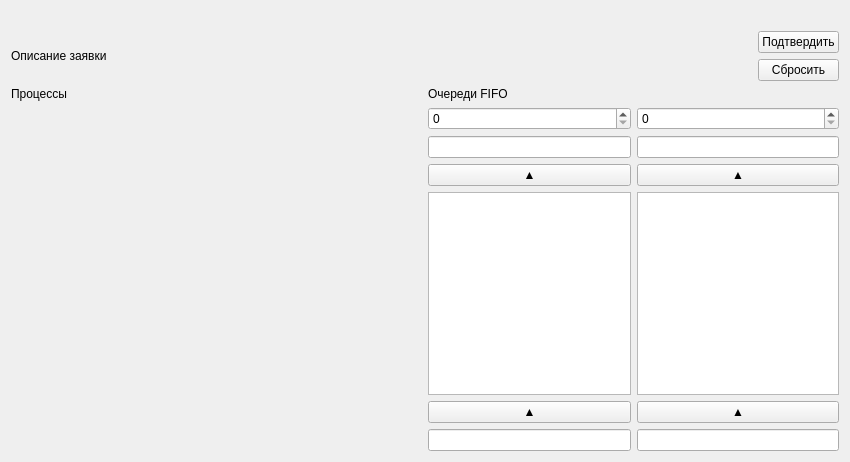
The window that dispatcher/processestask.ui (alirzaev/dispatcher) describes before a commit, drawn with Qt 5.
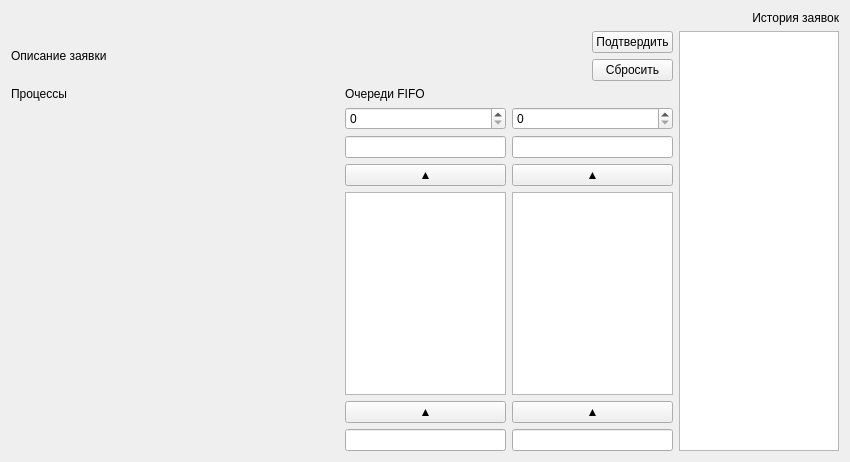
The same window after the commit. Custom widgets are drawn as their Qt base class.

Commit message:
feat(dispatcher): добавил возможность просмотра предыдущих заявок
Список всех выполненных заявок отображается в правой части окна
программы. Предыдущие заявки, а также результаты пользовательских
действий можно просмотреть, но нельзя переделать, отбросив следом
идущие заявки.

Для заданий типа "Диспетчеризация памяти" добавил поле с количеством
доступной памяти

What changed in the file:
```diff
--- a/dispatcher/processestask.ui
+++ b/dispatcher/processestask.ui
@@ -13,94 +13,8 @@
   <property name="windowTitle">
    <string>Form</string>
   </property>
-  <layout class="QVBoxLayout" name="verticalLayout_2">
-   <item>
-    <layout class="QHBoxLayout" name="topHorizontalLayout">
-     <item>
-      <widget class="QLabel" name="strategyLabel">
-       <property name="sizePolicy">
-        <sizepolicy hsizetype="Expanding" vsizetype="Preferred">
-         <horstretch>0</horstretch>
-         <verstretch>0</verstretch>
-        </sizepolicy>
-       </property>
-       <property name="text">
-        <string/>
-       </property>
-      </widget>
-     </item>
-     <item>
-      <widget class="QLabel" name="statsLabel">
-       <property name="sizePolicy">
-        <sizepolicy hsizetype="Minimum" vsizetype="Preferred">
-         <horstretch>0</horstretch>
-         <verstretch>0</verstretch>
-        </sizepolicy>
-       </property>
-       <property name="text">
-        <string/>
-       </property>
-       <property name="alignment">
-        <set>Qt::AlignRight|Qt::AlignTrailing|Qt::AlignVCenter</set>
-       </property>
-      </widget>
-     </item>
-    </layout>
-   </item>
-   <item>
-    <layout class="QHBoxLayout" name="horizontalLayout">
-     <item>
-      <widget class="QLabel" name="labelRequestDescr">
-       <property name="sizePolicy">
-        <sizepolicy hsizetype="Expanding" vsizetype="Preferred">
-         <horstretch>0</horstretch>
-         <verstretch>0</verstretch>
-        </sizepolicy>
-       </property>
-       <property name="text">
-        <string>Описание заявки</string>
-       </property>
-       <property name="wordWrap">
-        <bool>true</bool>
-       </property>
-      </widget>
-     </item>
-     <item>
-      <layout class="QVBoxLayout" name="verticalLayout">
-       <property name="leftMargin">
-        <number>0</number>
-       </property>
-       <item>
-        <widget class="QPushButton" name="acceptRequest">
-         <property name="toolTip">
-          <string>Проверить действия пользователя и перейти к следующей заявке (Alt+Enter)</string>
-         </property>
-         <property name="text">
-          <string>Подтвердить</string>
-         </property>
-         <property name="shortcut">
-          <string>Alt+Return</string>
-         </property>
-        </widget>
-       </item>
-       <item>
-        <widget class="QPushButton" name="resetState">
-         <property name="toolTip">
-          <string>Отменить все действия пользователя для текущей заявки (Ctrl+Z)</string>
-         </property>
-         <property name="text">
-          <string>Сбросить</string>
-         </property>
-         <property name="shortcut">
-          <string>Ctrl+Z</string>
-         </property>
-        </widget>
-       </item>
-      </layout>
-     </item>
-    </layout>
-   </item>
-   <item>
+  <layout class="QGridLayout" name="gridLayout_2">
+   <item row="2" column="0">
     <layout class="QGridLayout" name="gridLayout">
      <item row="0" column="0">
       <widget class="QLabel" name="labelProcessesList">
@@ -251,6 +165,118 @@
      </item>
     </layout>
    </item>
+   <item row="1" column="0">
+    <layout class="QHBoxLayout" name="horizontalLayout">
+     <item>
+      <widget class="QLabel" name="labelRequestDescr">
+       <property name="sizePolicy">
+        <sizepolicy hsizetype="Expanding" vsizetype="Preferred">
+         <horstretch>0</horstretch>
+         <verstretch>0</verstretch>
+        </sizepolicy>
+       </property>
+       <property name="text">
+        <string>Описание заявки</string>
+       </property>
+       <property name="wordWrap">
+        <bool>true</bool>
+       </property>
+      </widget>
+     </item>
+     <item>
+      <layout class="QVBoxLayout" name="verticalLayout">
+       <property name="leftMargin">
+        <number>0</number>
+       </property>
+       <item>
+        <widget class="QPushButton" name="acceptRequest">
+         <property name="toolTip">
+          <string>Проверить действия пользователя и перейти к следующей заявке (Alt+Enter)</string>
+         </property>
+         <property name="text">
+          <string>Подтвердить</string>
+         </property>
+         <property name="shortcut">
+          <string>Alt+Return</string>
+         </property>
+        </widget>
+       </item>
+       <item>
+        <widget class="QPushButton" name="resetState">
+         <property name="toolTip">
+          <string>Отменить все действия пользователя для текущей заявки (Ctrl+Z)</string>
+         </property>
+         <property name="text">
+          <string>Сбросить</string>
+         </property>
+         <property name="shortcut">
+          <string>Ctrl+Z</string>
+         </property>
+        </widget>
+       </item>
+      </layout>
+     </item>
+    </layout>
+   </item>
+   <item row="0" column="0">
+    <layout class="QHBoxLayout" name="topHorizontalLayout">
+     <item>
+      <widget class="QLabel" name="strategyLabel">
+       <property name="sizePolicy">
+        <sizepolicy hsizetype="Expanding" vsizetype="Preferred">
+         <horstretch>0</horstretch>
+         <verstretch>0</verstretch>
+        </sizepolicy>
+       </property>
+       <property name="text">
+        <string/>
+       </property>
+      </widget>
+     </item>
+     <item>
+      <widget class="QLabel" name="statsLabel">
+       <property name="sizePolicy">
+        <sizepolicy hsizetype="Minimum" vsizetype="Preferred">
+         <horstretch>0</horstretch>
+         <verstretch>0</verstretch>
+        </sizepolicy>
+       </property>
+       <property name="text">
+        <string/>
+       </property>
+       <property name="alignment">
+        <set>Qt::AlignRight|Qt::AlignTrailing|Qt::AlignVCenter</set>
+       </property>
+      </widget>
+     </item>
+    </layout>
+   </item>
+   <item row="0" column="1">
+    <widget class="QLabel" name="labelHistory">
+     <property name="text">
+      <string>История заявок</string>
+     </property>
+     <property name="alignment">
+      <set>Qt::AlignRight|Qt::AlignTrailing|Qt::AlignVCenter</set>
+     </property>
+    </widget>
+   </item>
+   <item row="1" column="1" rowspan="2">
+    <widget class="QListWidget" name="historyList">
+     <property name="sizePolicy">
+      <sizepolicy hsizetype="Minimum" vsizetype="Expanding">
+       <horstretch>0</horstretch>
+       <verstretch>0</verstretch>
+      </sizepolicy>
+     </property>
+     <property name="maximumSize">
+      <size>
+       <width>160</width>
+       <height>16777215</height>
+      </size>
+     </property>
+    </widget>
+   </item>
   </layout>
  </widget>
  <customwidgets>
```
The commit also changes 6 other files.
